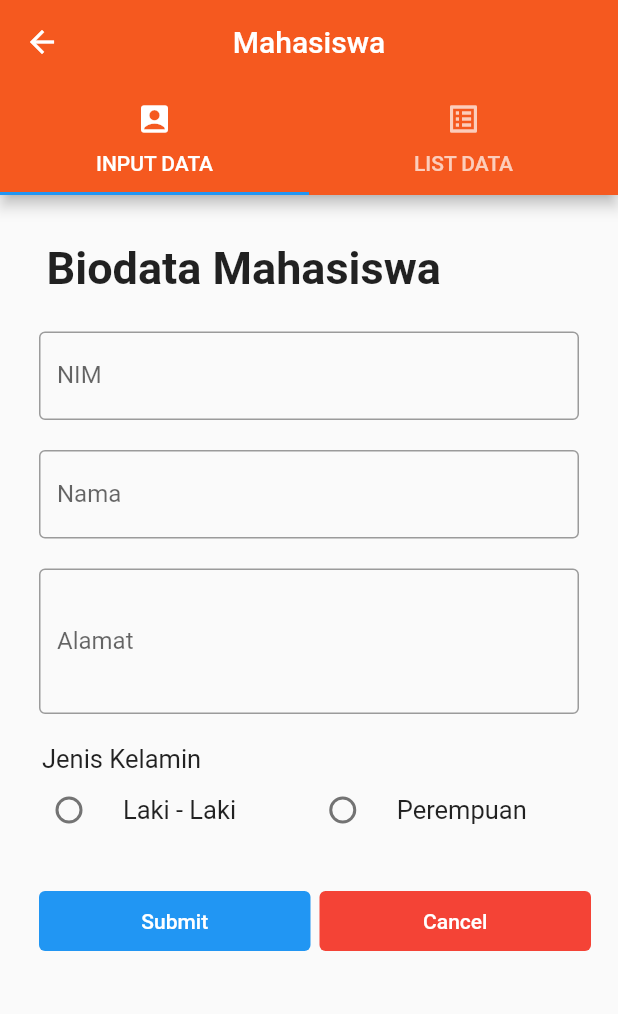
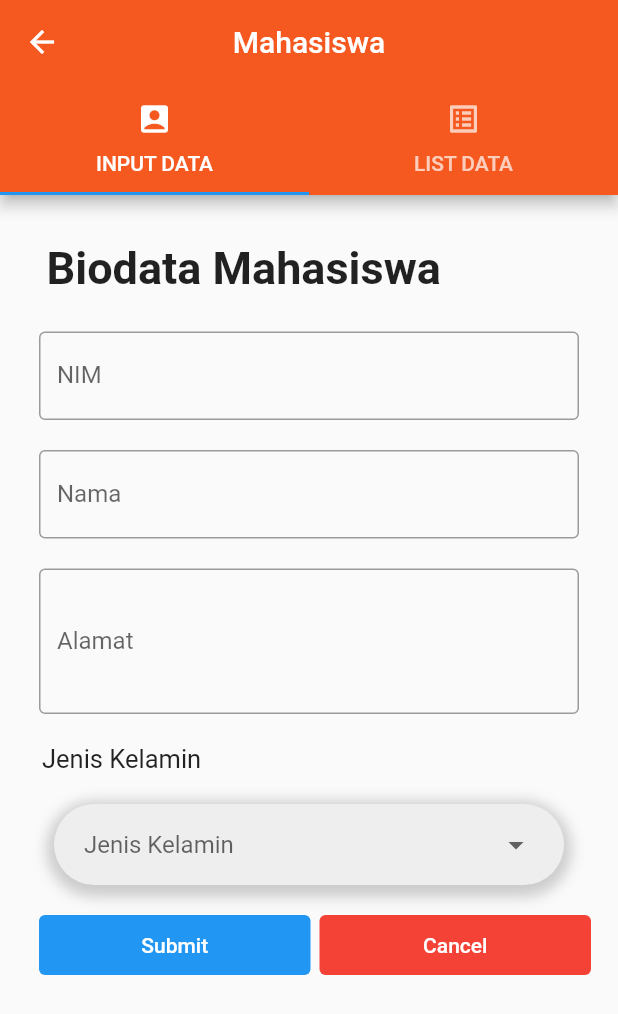
Before and after one commit to berrylradianh/Testtt, a Flutter app: the HomePage screen opened by its route, on a phone screen of 412 x 824 dp. Shown: the top 1014 px of the screen. Run offline on Flutter 3.47's test engine with Material 2 defaults, Android fonts, the phone set to English and light mode, and no system bars; our stand-ins replace sqflite; accounts and stored records are empty.

Commit message:
fixing radio button

```diff
--- a/lib/pages/homepage.dart
+++ b/lib/pages/homepage.dart
@@ -151,21 +151,37 @@ class _FormData extends State<HomePage> {
                     ],
                   ),
                 ),
-                Row(
-                  children: [
-                    Expanded(
-                      child: RadioListTile(
-                        contentPadding: EdgeInsets.only(left: 10, bottom: 30),
-                        title: Text(
-                          'Laki - Laki',
-                          style: TextStyle(
-                            fontSize: 17,
+                Container(
+                  margin: EdgeInsets.only(left: 20, right: 20, top: 20),
+                  padding:
+                      EdgeInsets.only(left: 20, right: 20, top: 4, bottom: 4),
+                  height: 54,
+                  decoration: BoxDecoration(
+                    borderRadius: BorderRadius.circular(50),
+                    color: Colors.grey[200],
+                    boxShadow: [
+                      BoxShadow(
+                        color: Colors.grey.withOpacity(0.5),
+                        spreadRadius: 5,
+                        blurRadius: 7,
+                        offset: Offset(0, 3), // changes position of shadow
                       ),
+                    ],
                   ),
-                        value: 'male',
-                        groupValue: gender,
-                        toggleable: true,
-                        dense: true,
+                  child: DropdownButton(
+                    isExpanded: true,
+                    underline: SizedBox(),
+                    hint: Text('Jenis Kelamin'),
+                    items: [
+                      DropdownMenuItem(
+                        child: Text('Laki - Laki'),
+                        value: "Laki - Laki",
+                      ),
+                      DropdownMenuItem(
+                        child: Text('Perempuan'),
+                        value: "Perempuan",
+                      ),
+                    ],
                     onChanged: (value) {
                       setState(() {
                         gender = value.toString();
@@ -174,29 +190,7 @@ class _FormData extends State<HomePage> {
                   ),
                 ),
                 SizedBox(
-                      width: 5.0,
-                    ),
-                    Expanded(
-                      child: RadioListTile(
-                        contentPadding: EdgeInsets.only(bottom: 30),
-                        title: Text(
-                          'Perempuan',
-                          style: TextStyle(
-                            fontSize: 17,
-                          ),
-                        ),
-                        value: 'female',
-                        groupValue: gender,
-                        toggleable: true,
-                        dense: true,
-                        onChanged: (value) {
-                          setState(() {
-                            gender = value.toString();
-                          });
-                        },
-                      ),
-                    ),
-                  ],
+                  height: 20,
                 ),
                 Row(
                   children: [
```
Lines whose indentation alone changed are shown as unchanged.
